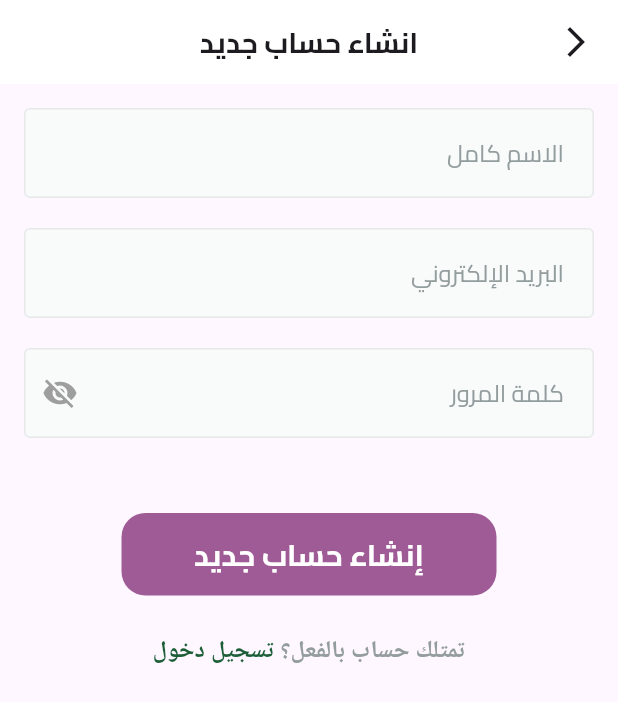
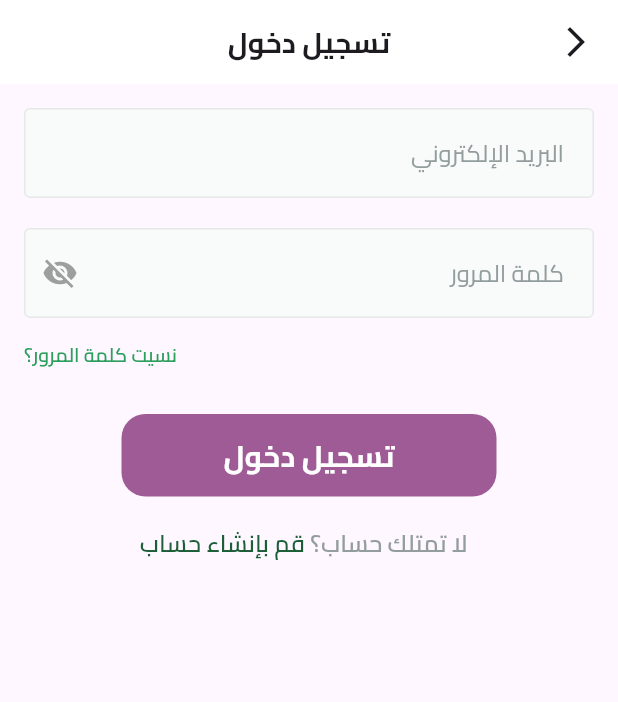
Before and after one commit to FlutterSmith/warhouse, a Flutter app: the screen it shows after launch, after a tap on "Get Started", on a phone screen of 412 x 824 dp. Shown: the top 702 px of the screen. Run offline on Flutter 3.47's test engine with Material 3 defaults, Android fonts, the phone set to English and light mode, and no system bars; missing offline and left inert: svg_flutter.

Commit message:
feat: implement login view and integrate with routing

```diff
--- a/lib/core/helper/on_generate_routes.dart
+++ b/lib/core/helper/on_generate_routes.dart
@@ -1,4 +1,5 @@
 import 'package:flutter/material.dart';
+import 'package:war_house/features/auth/presentation/views/login_view.dart';
 import 'package:war_house/features/auth/presentation/views/signup_view.dart';
 import 'package:war_house/features/splash/presentation/views/splash_view.dart';
 
@@ -12,6 +13,10 @@ Route<dynamic> onGenerateRoutes(RouteSettings settings) {
       return MaterialPageRoute(
         builder: (context) => const SignupView(),
       );
+    case LoginView.routeName:
+      return MaterialPageRoute(
+        builder: (context) => const LoginView(),
+      );
 
     default:
       return MaterialPageRoute(
--- a/lib/features/auth/presentation/views/login_view.dart
+++ b/lib/features/auth/presentation/views/login_view.dart
@@ -1,5 +1,6 @@
 import 'package:flutter/material.dart';
 import 'package:war_house/core/widgets/custom_app_bar.dart';
+import 'package:war_house/features/auth/presentation/views/widgets/login_view_body.dart';
 
 class LoginView extends StatelessWidget {
   const LoginView({super.key});
@@ -16,12 +17,3 @@ class LoginView extends StatelessWidget {
         body: LoginViewBody());
   }
 }
-
-class LoginViewBody extends StatelessWidget {
-  const LoginViewBody({super.key});
-
-  @override
-  Widget build(BuildContext context) {
-    return Container();
-  }
-}
--- /dev/null
+++ b/lib/features/auth/presentation/views/widgets/login_view_body.dart
@@ -0,0 +1,136 @@
+import 'package:flutter/gestures.dart';
+import 'package:flutter/material.dart';
+import 'package:war_house/core/utils/app_colors.dart';
+import 'package:war_house/core/utils/app_text_styles.dart';
+import 'package:war_house/core/widgets/custom_button.dart';
+import 'package:war_house/core/widgets/custom_text_form_field.dart';
+import 'package:war_house/features/auth/presentation/views/signup_view.dart';
+
+class LoginViewBody extends StatefulWidget {
+  const LoginViewBody({super.key});
+
+  @override
+  State<LoginViewBody> createState() => _LoginViewBodyState();
+}
+
+class _LoginViewBodyState extends State<LoginViewBody> {
+  AutovalidateMode autovaildateMode = AutovalidateMode.disabled;
+  late String email;
+  late String password;
+  final GlobalKey<FormState> formKey = GlobalKey<FormState>();
+  @override
+  Widget build(BuildContext context) {
+    return Padding(
+      padding: const EdgeInsets.all(16.0),
+      child: SingleChildScrollView(
+        child: Form(
+          key: formKey,
+          autovalidateMode: autovaildateMode,
+          child: Column(
+            children: [
+              CustomTextFormField(
+                onSaved: (value) {
+                  email = value!;
+                },
+                hintText: 'البريد الإلكتروني',
+                keyboardType: TextInputType.emailAddress,
+              ),
+              const SizedBox(height: 20),
+              CustomTextFormField(
+                onSaved: (value) {
+                  password = value!;
+                },
+                hintText: 'كلمة المرور',
+                isPasswordField: true,
+                keyboardType: TextInputType.visiblePassword,
+              ),
+              const SizedBox(height: 15),
+              Row(mainAxisAlignment: MainAxisAlignment.end, children: [
+                Text(
+                  'نسيت كلمة المرور؟',
+                  style: TextStyles.semiBold13
+                      .copyWith(color: AppColors.lightPrimaryColor),
+                ),
+              ]),
+              const SizedBox(
+                height: 30,
+              ),
+              CustomButton(
+                onPressed: () {
+                  if (formKey.currentState!.validate()) {
+                    formKey.currentState!.save();
+                  } else {
+                    setState(() {
+                      autovaildateMode = AutovalidateMode.always;
+                    });
+                  }
+                },
+                text: 'تسجيل دخول',
+                backgroundColor: AppColors.primaryColor,
+                textColor: Colors.white,
+              ),
+              const SizedBox(
+                height: 30,
+              ),
+              const DontHaveAccountSection(),
+              const SizedBox(
+                height: 70,
+              ),
+            ],
+          ),
+        ),
+      ),
+    );
+  }
+}
+
+class DontHaveAccountSection extends StatelessWidget {
+  const DontHaveAccountSection({
+    super.key,
+  });
+
+  @override
+  Widget build(BuildContext context) {
+    return Text.rich(
+      TextSpan(
+        children: [
+          const TextSpan(
+            text: '  لا تمتلك حساب؟',
+            style: TextStyle(
+              color: Color(0xFF949D9E),
+              fontSize: 16,
+              fontFamily: 'Cairo',
+              fontWeight: FontWeight.w600,
+              height: 0.09,
+            ),
+          ),
+          const TextSpan(
+            text: ' ',
+            style: TextStyle(
+              color: Color(0xFF616A6B),
+              fontSize: 16,
+              fontFamily: 'Cairo',
+              fontWeight: FontWeight.w600,
+              height: 0.09,
+            ),
+          ),
+          TextSpan(
+            recognizer: TapGestureRecognizer()
+              ..onTap = () {
+                Navigator.pushNamed(context, SignupView.routeName);
+              },
+            text: 'قم بإنشاء حساب',
+            style: const TextStyle(
+              color: Color(0xFF1B5E37),
+              fontSize: 16,
+              fontFamily: 'Cairo',
+              fontWeight: FontWeight.w600,
+              height: 0.09,
+            ),
+          ),
+        ],
+      ),
+      textAlign: TextAlign.center,
+    );
+  }
+}
--- a/lib/features/splash/presentation/views/widgets/splash_view_body.dart
+++ b/lib/features/splash/presentation/views/widgets/splash_view_body.dart
@@ -3,6 +3,7 @@ import 'package:svg_flutter/svg.dart';
 import 'package:war_house/core/utils/app_colors.dart';
 import 'package:war_house/core/utils/app_images.dart';
 import 'package:war_house/core/widgets/custom_button.dart';
+import 'package:war_house/features/auth/presentation/views/login_view.dart';
 import 'package:war_house/features/auth/presentation/views/signup_view.dart';
 
 class SplashViewBody extends StatefulWidget {
@@ -53,7 +54,7 @@ class _SplashViewBodyState extends State<SplashViewBody> {
           ),
           CustomButton(
             onPressed: () {
-              Navigator.pushReplacementNamed(context, SignupView.routeName);
+              Navigator.pushReplacementNamed(context, LoginView.routeName);
             },
             text: 'Get Started',
             backgroundColor: Colors.white,
```
